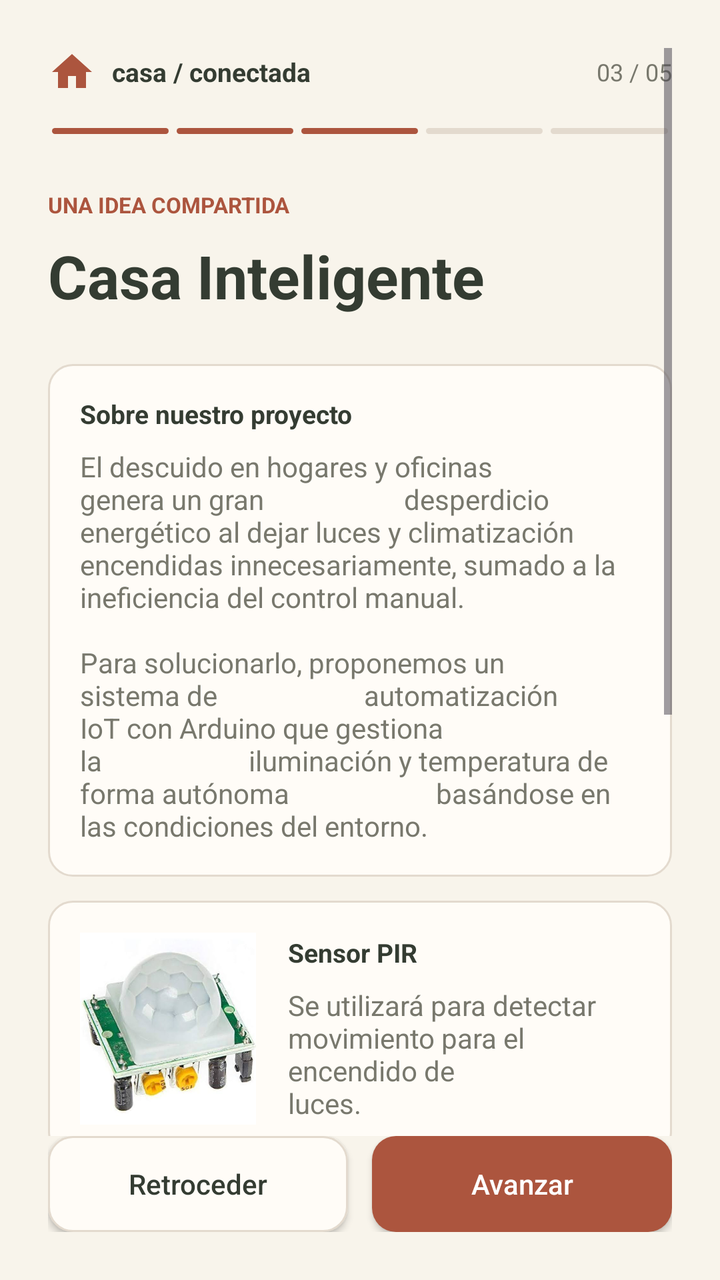
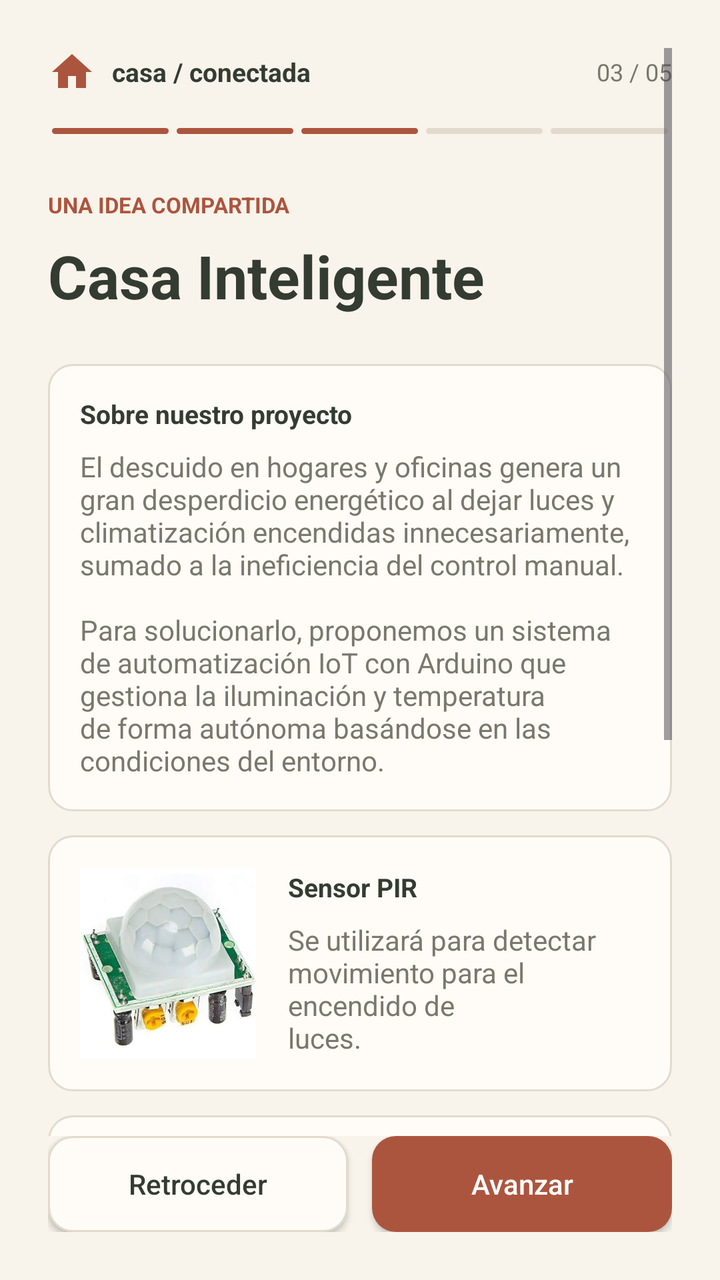

Two renders of the same Android screen: before a commit and after it. Below are the layout's source before the change and the commit's diff.
<!-- AndroidManifest.xml: application theme Theme.MyApplication -->
<!-- res/layout/activity_desc.xml -->
<?xml version="1.0" encoding="utf-8"?>
<LinearLayout
    xmlns:android="http://schemas.android.com/apk/res/android"
    android:id="@+id/main"
    android:layout_width="match_parent"
    android:layout_height="match_parent"
    android:background="#F8F4EB"
    android:orientation="vertical">

    <ScrollView
        android:layout_width="match_parent"
        android:layout_height="0dp"
        android:layout_weight="1"
        android:clipToPadding="false"
        android:padding="24dp">

        <LinearLayout
            android:layout_width="match_parent"
            android:layout_height="wrap_content"
            android:orientation="vertical">

            <LinearLayout
                android:layout_width="match_parent"
                android:layout_height="wrap_content"
                android:orientation="vertical">

                <LinearLayout
                    android:layout_width="match_parent"
                    android:layout_height="wrap_content"
                    android:gravity="center_vertical"
                    android:orientation="horizontal">

                    <ImageView
                        android:id="@+id/imgIconoCasa"
                        android:layout_width="24dp"
                        android:layout_height="24dp"
                        android:src="@drawable/ic_casa"
                        android:tint="#AC553E"
                        android:importantForAccessibility="no" />

                    <TextView
                        android:layout_width="0dp"
                        android:layout_height="wrap_content"
                        android:layout_weight="1"
                        android:layout_marginStart="8dp"
                        android:text="casa / conectada"
                        android:textColor="#343C32"
                        android:textSize="13sp"
                        android:textStyle="bold" />

                    <TextView
                        android:id="@+id/tvNumeroPantalla"
                        android:layout_width="wrap_content"
                        android:layout_height="wrap_content"
                        android:text="03 / 05"
                        android:contentDescription="Pantalla 3 de 5"
                        android:textColor="#78786D"
                        android:textSize="12sp" />

                </LinearLayout>

                <LinearLayout
                    android:layout_width="match_parent"
                    android:layout_height="wrap_content"
                    android:layout_marginTop="16dp"
                    android:orientation="horizontal"
                    android:importantForAccessibility="no">

                    <View
                        android:id="@+id/paso1"
                        style="@style/CasaPaso"
                        android:background="@drawable/paso_activo" />

                    <View
                        android:id="@+id/paso2"
                        style="@style/CasaPaso"
                        android:background="@drawable/paso_activo" />

                    <View
                        android:id="@+id/paso3"
                        style="@style/CasaPaso"
                        android:background="@drawable/paso_activo" />

                    <View
                        android:id="@+id/paso4"
                        style="@style/CasaPaso" />

                    <View
                        android:id="@+id/paso5"
                        style="@style/CasaPaso" />

                </LinearLayout>

            </LinearLayout>


            <TextView
                style="@style/CasaEtapa"
                android:text="UNA IDEA COMPARTIDA" />

            <TextView
                android:id="@+id/tvTituloProyecto"
                style="@style/CasaTitulo"
                android:text="Casa Inteligente" />

            <LinearLayout
                style="@style/CasaTarjeta"
                android:layout_marginTop="24dp"
                android:orientation="vertical">

                <TextView
                    style="@style/CasaMarca"
                    android:text="Sobre nuestro proyecto" />

                <TextView
                    android:id="@+id/tvDescripcionProyecto"
                    style="@style/CasaDescripcion"
                    android:text="El descuido en hogares y oficinas genera un gran
                    desperdicio energético al dejar luces y climatización
                    encendidas innecesariamente, sumado a la
                    ineficiencia del control manual.
                    \n\
                    \n\Para solucionarlo, proponemos un sistema de
                     automatización IoT con Arduino que gestiona la
                     iluminación y temperatura de forma autónoma
                     basándose en las condiciones del entorno." />

            </LinearLayout>

            <LinearLayout
                style="@style/CasaTarjeta"
                android:gravity="center_vertical"
                android:orientation="horizontal">

                <ImageView
                    android:id="@+id/imgProyecto1"
                    android:layout_width="88dp"
                    android:layout_height="96dp"
                    android:background="@drawable/pir"
                    android:clipToOutline="true"
                    android:contentDescription="Primera imagen sensor"
                    android:scaleType="centerCrop" />

                <LinearLayout
                    android:layout_width="0dp"
                    android:layout_height="wrap_content"
                    android:layout_weight="1"
                    android:layout_marginStart="16dp"
                    android:orientation="vertical">

                    <TextView
                        style="@style/CasaMarca"
                        android:text="Sensor PIR" />

                    <TextView
                        android:id="@+id/tvDescripcion1"
                        style="@style/CasaDescripcion"
                        android:text="Se utilizará para detectar
                        \nmovimiento para el encendido de
                        \nluces." />

                </LinearLayout>
            </LinearLayout>

            <LinearLayout
                style="@style/CasaTarjeta"
                android:gravity="center_vertical"
                android:orientation="horizontal">

                <ImageView
                    android:id="@+id/imgProyecto2"
                    android:layout_width="88dp"
                    android:layout_height="96dp"
                    android:background="@drawable/tmp36"
                    android:clipToOutline="true"
                    android:contentDescription="Segundo sensor"
                    android:scaleType="centerCrop" />

                <LinearLayout
                    android:layout_width="0dp"
                    android:layout_height="wrap_content"
                    android:layout_weight="1"
                    android:layout_marginStart="16dp"
                    android:orientation="vertical">

                    <TextView
                        style="@style/CasaMarca"
                        android:text="Sensor Temperatura TMP36" />

                    <TextView
                        android:id="@+id/tvDescripcion2"
                        style="@style/CasaDescripcion"
                        android:text="Medirá la temperatura del ambiente
                        \npara determinar si encender la
                        \nclimatización o no." />

                </LinearLayout>
            </LinearLayout>

            <LinearLayout
                style="@style/CasaTarjeta"
                android:gravity="center_vertical"
                android:orientation="horizontal">

                <ImageView
                    android:id="@+id/imgProyecto3"
                    android:layout_width="88dp"
                    android:layout_height="96dp"
                    android:background="@drawable/fotoresistencia"
                    android:clipToOutline="true"
                    android:contentDescription="Tercer Sensor"
                    android:scaleType="centerCrop" />

                <LinearLayout
                    android:layout_width="0dp"
                    android:layout_height="wrap_content"
                    android:layout_weight="1"
                    android:layout_marginStart="16dp"
                    android:orientation="vertical">

                    <TextView
                        style="@style/CasaMarca"
                        android:text="Fotoresistencia" />

                    <TextView
                        android:id="@+id/tvDescripcion3"
                        style="@style/CasaDescripcion"
                        android:text="Medirá la luminosidad del ambiente
                        \npara determinar el encendido de las
                        \nluces." />

                </LinearLayout>
            </LinearLayout>

        </LinearLayout>
    </ScrollView>

    <LinearLayout
        android:layout_width="match_parent"
        android:layout_height="wrap_content"
        android:paddingStart="24dp"
        android:paddingEnd="24dp"
        android:paddingBottom="24dp"
        android:orientation="horizontal">

        <androidx.appcompat.widget.AppCompatButton
            android:id="@+id/btnRetroceder"
            style="@style/CasaBotonSecundario"
            android:layout_width="0dp"
            android:layout_weight="1"
            android:layout_marginEnd="6dp"
            android:text="Retroceder" />

        <androidx.appcompat.widget.AppCompatButton
            android:id="@+id/btnAvanzar"
            style="@style/CasaBoton"
            android:layout_width="0dp"
            android:layout_weight="1"
            android:layout_marginStart="6dp"
            android:text="Avanzar" />

    </LinearLayout>

</LinearLayout>
<!-- resources referenced by this layout -->
<resources>
  <!-- drawable ic_casa (drawable) -->
  <vector xmlns:android="http://schemas.android.com/apk/res/android" android:height="24dp" android:tint="#000000" android:viewportHeight="24" android:viewportWidth="24" android:width="24dp">
        
      <path android:fillColor="@android:color/white" android:pathData="M10,20v-6h4v6h5v-8h3L12,3 2,12h3v8z"/>
      
  </vector>
  <!-- drawable paso_activo (drawable) -->
  <?xml version="1.0" encoding="utf-8"?>
  <shape xmlns:android="http://schemas.android.com/apk/res/android"
      android:shape="rectangle">
  
      <solid android:color="#AC553E" />
      <corners android:radius="2dp" />
  
  </shape>
  <style name="CasaBotonSecundario" parent="CasaBoton">
          <item name="android:background">@drawable/fondo_integrante</item>
          <item name="android:textColor">#343C32</item>
      </style>
  <style name="CasaDescripcion" parent="CasaTexto">
          <item name="android:layout_marginTop">8dp</item>
      </style>
  <style name="CasaEtapa" parent="CasaTexto">
          <item name="android:layout_marginTop">28dp</item>
          <item name="android:textColor">#AC553E</item>
          <item name="android:textSize">11sp</item>
          <item name="android:textStyle">bold</item>
      </style>
  <style name="CasaMarca" parent="CasaTexto">
          <item name="android:textColor">#343C32</item>
          <item name="android:textSize">13sp</item>
          <item name="android:textStyle">bold</item>
      </style>
  <style name="CasaPaso">
          <item name="android:layout_width">0dp</item>
          <item name="android:layout_height">3dp</item>
          <item name="android:layout_weight">1</item>
          <item name="android:layout_marginStart">2dp</item>
          <item name="android:layout_marginEnd">2dp</item>
          <item name="android:background">@drawable/paso_inactivo</item>
      </style>
  <style name="CasaTarjeta">
          <item name="android:layout_width">match_parent</item>
          <item name="android:layout_height">wrap_content</item>
          <item name="android:layout_marginTop">12dp</item>
          <item name="android:background">@drawable/fondo_integrante</item>
          <item name="android:padding">16dp</item>
      </style>
  <style name="CasaTitulo" parent="CasaTexto">
          <item name="android:layout_marginTop">8dp</item>
          <item name="android:textColor">#343C32</item>
          <item name="android:textSize">30sp</item>
          <item name="android:textStyle">bold</item>
      </style>
  <style name="Theme.MyApplication" parent="Base.Theme.MyApplication" />
  <!-- drawable fondo_boton (drawable) -->
  <?xml version="1.0" encoding="utf-8"?>
  <shape xmlns:android="http://schemas.android.com/apk/res/android"
      android:shape="rectangle">
  
      <solid android:color="#AC553E" />
      <corners android:radius="12dp" />
  
  </shape>
  <!-- drawable fondo_integrante (drawable) -->
  <?xml version="1.0" encoding="utf-8"?>
  <shape xmlns:android="http://schemas.android.com/apk/res/android"
      android:shape="rectangle">
  
      <solid android:color="#FFFCF7" />
      <corners android:radius="12dp" />
      <stroke
          android:width="1dp"
          android:color="#E3DACE" />
  
  </shape>
  <style name="CasaTexto">
          <item name="android:layout_width">match_parent</item>
          <item name="android:layout_height">wrap_content</item>
          <item name="android:textColor">#78786D</item>
          <item name="android:textSize">14sp</item>
      </style>
  <!-- drawable paso_inactivo (drawable) -->
  <?xml version="1.0" encoding="utf-8"?>
  <shape xmlns:android="http://schemas.android.com/apk/res/android"
      android:shape="rectangle">
  
      <solid android:color="#E3DACE" />
      <corners android:radius="2dp" />
  
  </shape>
  <style name="Base.Theme.MyApplication" parent="Theme.Material3.DayNight.NoActionBar">
          
          
      </style>
  <!-- unchanged entries left out for length: 4 -->
</resources>

<!-- the commit's change to res/layout/activity_desc.xml (unified diff, before → after) -->
@@ -115,15 +115,9 @@
                 <TextView
                     android:id="@+id/tvDescripcionProyecto"
                     style="@style/CasaDescripcion"
-                    android:text="El descuido en hogares y oficinas genera un gran
-                    desperdicio energético al dejar luces y climatización
-                    encendidas innecesariamente, sumado a la
-                    ineficiencia del control manual.
+                    android:text="El descuido en hogares y oficinas genera un gran desperdicio energético al dejar luces y climatización encendidas innecesariamente, sumado a la ineficiencia del control manual.
                     \n\
-                    \n\Para solucionarlo, proponemos un sistema de
-                     automatización IoT con Arduino que gestiona la
-                     iluminación y temperatura de forma autónoma
-                     basándose en las condiciones del entorno." />
+                    \n\Para solucionarlo, proponemos un sistema de automatización IoT con Arduino que gestiona la iluminación y temperatura de forma autónoma basándose en las condiciones del entorno." />
 
             </LinearLayout>
 
